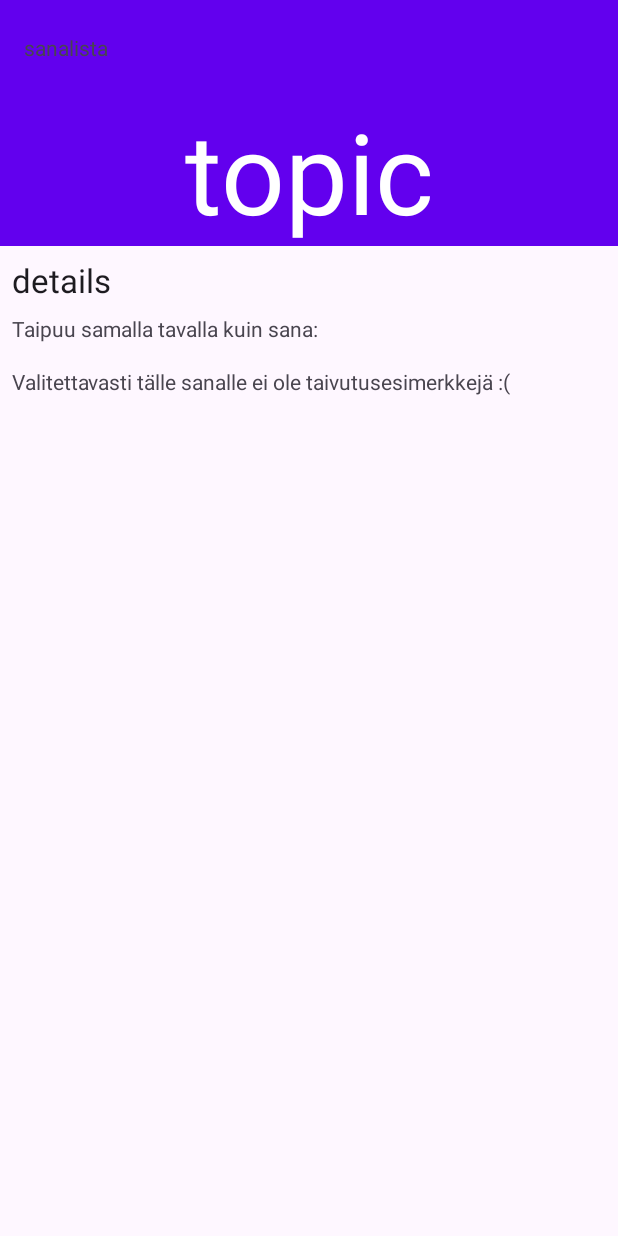
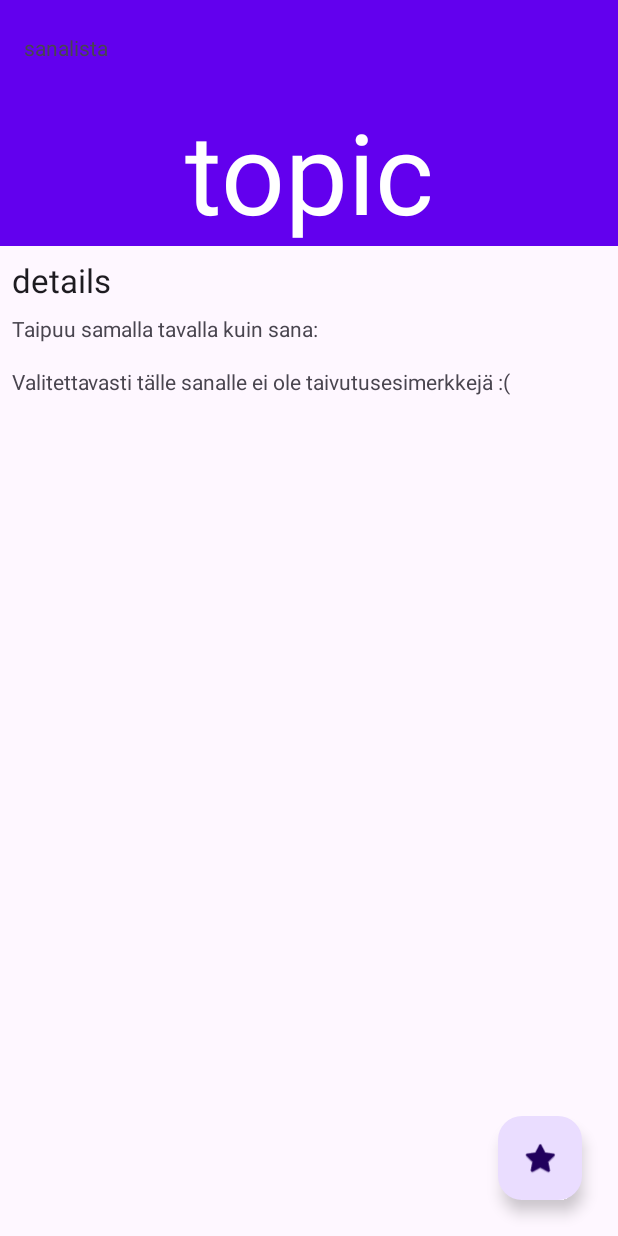
Before and after one commit to TimoSairiala/SananMuunnos, an Android app: the layout activity_word_details.xml on its own in the app's theme, with its tools: preview values and no code run, on a phone screen of 412 x 824 dp. Run offline under Robolectric (Android 15) with nearby library versions, the phone set to English and light mode, and no system bars.

Commit message:
Gemini button

```diff
--- a/app/build.gradle.kts
+++ b/app/build.gradle.kts
@@ -47,6 +47,8 @@ dependencies {
     implementation(libs.androidx.constraintlayout)
     implementation(libs.androidx.navigation.fragment.ktx)
     implementation(libs.androidx.navigation.ui.ktx)
+    implementation(libs.common)
+    implementation(libs.generativeai)
     testImplementation(libs.junit)
     androidTestImplementation(libs.androidx.junit)
     androidTestImplementation(libs.androidx.espresso.core)
--- a/app/src/main/res/layout/activity_word_details.xml
+++ b/app/src/main/res/layout/activity_word_details.xml
@@ -86,4 +86,15 @@
         app:layout_constraintStart_toStartOf="parent"
         app:layout_constraintTop_toBottomOf="@+id/textViewReferenceWord" />
 
+    <com.google.android.material.floatingactionbutton.FloatingActionButton
+        android:id="@+id/floatingActionButton"
+        android:layout_width="wrap_content"
+        android:layout_height="wrap_content"
+        android:layout_marginEnd="24dp"
+        android:layout_marginBottom="24dp"
+        android:clickable="true"
+        app:layout_constraintBottom_toBottomOf="parent"
+        app:layout_constraintEnd_toEndOf="parent"
+        app:srcCompat="@android:drawable/btn_star" />
+
 </androidx.constraintlayout.widget.ConstraintLayout>
--- a/gradle/libs.versions.toml
+++ b/gradle/libs.versions.toml
@@ -11,6 +11,8 @@ activity = "1.10.0"
 constraintlayout = "2.1.4"
 navigationFragmentKtx = "2.6.0"
 navigationUiKtx = "2.6.0"
+common = "0.10.0"
+generativeai = "0.9.0"
 
 [libraries]
 androidx-core-ktx = { group = "androidx.core", name = "core-ktx", version.ref = "coreKtx" }
@@ -23,6 +25,8 @@ androidx-activity = { group = "androidx.activity", name = "activity", version.re
 androidx-constraintlayout = { group = "androidx.constraintlayout", name = "constraintlayout", version.ref = "constraintlayout" }
 androidx-navigation-fragment-ktx = { group = "androidx.navigation", name = "navigation-fragment-ktx", version.ref = "navigationFragmentKtx" }
 androidx-navigation-ui-ktx = { group = "androidx.navigation", name = "navigation-ui-ktx", version.ref = "navigationUiKtx" }
+common = { group = "com.google.ai.client.generativeai", name = "common", version.ref = "common" }
+generativeai = { group = "com.google.ai.client.generativeai", name = "generativeai", version.ref = "generativeai" }
 
 [plugins]
 android-application = { id = "com.android.application", version.ref = "agp" }
```
Also changed, not shown: app/src/main/java/com/uranahjus/sananmuunnos/WordDetails.kt (+47 -3 lines), app/src/main/res/layout/content_word_details.xml (deleted, +0 -19 lines).
